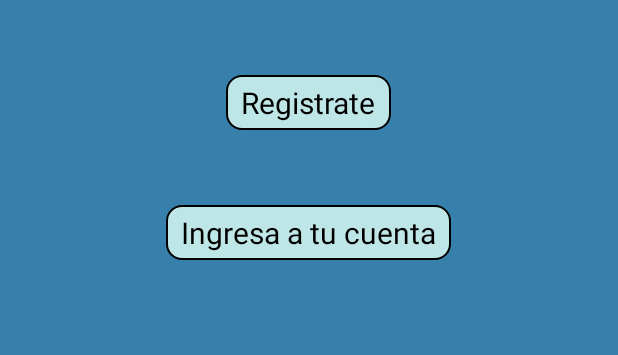
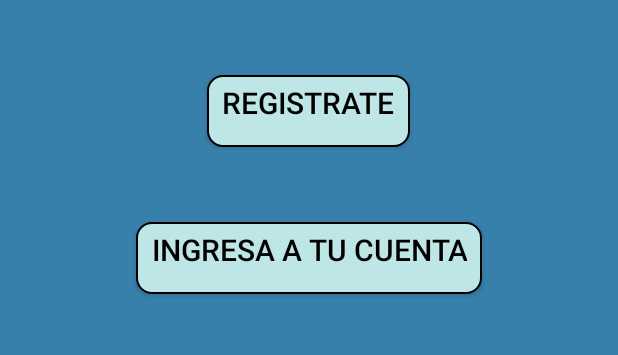
Before and after one commit to utec-pi-animales-varados/android-frontend, an Android app: the MainActivity screen opened directly, with no data from a screen before it, on a phone screen of 412 x 824 dp, the part 136-491 px from its top. Run offline under Robolectric (Android 15) with nearby library versions, the phone set to English and light mode, and no system bars.

Commit message:
fix(Main activity methods): Changed Main Activity methods to fix an error.

```diff
--- a/AnimalesVaradosApp/app/src/main/java/com/animalesvarados/animalesvaradosapp/MainActivity.java
+++ b/AnimalesVaradosApp/app/src/main/java/com/animalesvarados/animalesvaradosapp/MainActivity.java
@@ -5,6 +5,8 @@ import android.app.Activity;
 import android.content.Intent;
 import android.os.Bundle;
 import android.view.View;
+import android.widget.Button;
+
 import androidx.appcompat.app.AppCompatActivity;
 
 @SuppressLint("Registered")
@@ -15,19 +17,37 @@ public class MainActivity extends AppCompatActivity {
         super.onCreate(savedInstanceState);
         setContentView(R.layout.activity_main);
         setTitle("Reporte animales varados");
+
+        final Button loginbtn = findViewById(R.id.go_login);
+        final Button regbtn = findViewById(R.id.go_register);
+
+        loginbtn.setOnClickListener(new View.OnClickListener() {
+            @Override
+            public void onClick(View v) {
+                Go_login();
+            }
+        });
+
+        regbtn.setOnClickListener(new View.OnClickListener() {
+            @Override
+            public void onClick(View v) {
+                Go_register();
+            }
+        });
     }
 
     public Activity getActivity(){
         return this;
     }
 
-    public void Go_login(View view){
+
+    public void Go_login(){
         Intent intent = new Intent(getActivity(), LoginActivity.class);
         startActivity(intent);
     }
 
 
-    public void Go_register(View view){
+    public void Go_register(){
         Intent intent = new Intent(getActivity(), LoginActivity.class);
         startActivity(intent);
     }
--- a/AnimalesVaradosApp/app/src/main/res/layout/activity_main.xml
+++ b/AnimalesVaradosApp/app/src/main/res/layout/activity_main.xml
@@ -28,28 +28,29 @@
             android:textColor="#000"
             android:textSize="25dp"
             />
-        <TextView
+        <Button
             android:layout_width="wrap_content"
             android:layout_marginTop="50sp"
             android:layout_height="wrap_content"
             android:textColor="#000"
             android:gravity="center_horizontal"
             android:background="@drawable/corners_buttons3"
-            android:onClick="Go_register"
+            android:id="@+id/go_register"
             android:textSize="20sp"
             android:text="Registrate">
-        </TextView>
-        <TextView
+        </Button>
+
+        <Button
             android:layout_width="wrap_content"
             android:layout_marginTop="50sp"
             android:layout_height="wrap_content"
             android:textColor="#000"
             android:gravity="center_horizontal"
             android:background="@drawable/corners_buttons3"
-            android:onClick="Go_login"
+            android:id="@+id/go_login"
             android:textSize="20sp"
             android:text="Ingresa a tu cuenta">
-        </TextView>
+        </Button>
 
     </LinearLayout>
 
```
Also changed, not shown: 1280 other files.
